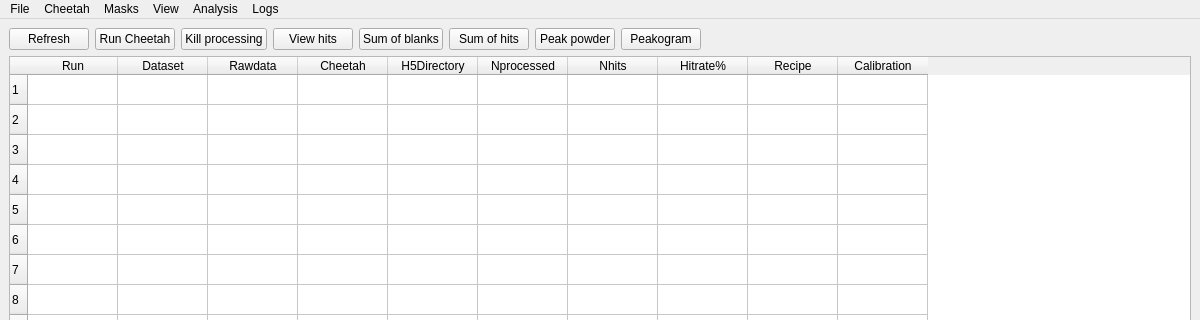
The window that src/cheetah/ui_src/cheetahgui.ui (cheetahdevteam/cheetah-gui) describes before a commit, drawn with Qt 5; both pictures show x 0 to 1200 and y 0 to 320 of the 1200 by 900 pixel window.
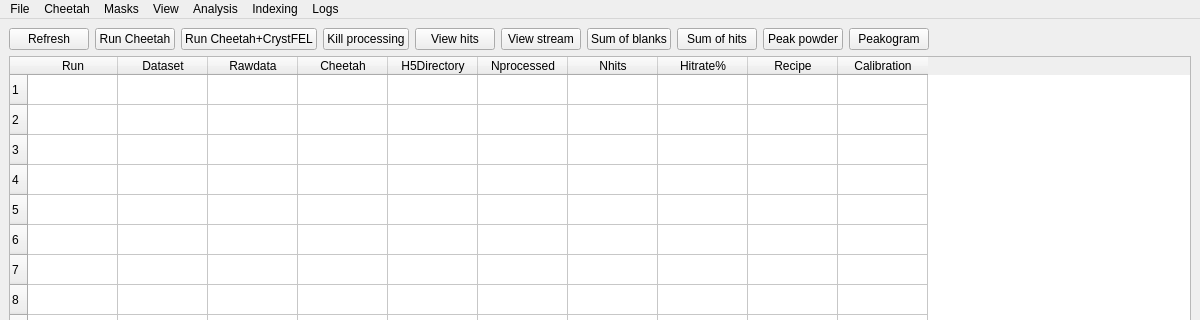
The same window after the commit.

Commit message: Added an option of streaming processing

Diff of the .ui file:
```diff
--- a/src/cheetah/ui_src/cheetahgui.ui
+++ b/src/cheetah/ui_src/cheetahgui.ui
@@ -69,6 +69,13 @@
           </property>
          </widget>
         </item>
+        <item>
+         <widget class="QPushButton" name="button_run_streaming">
+          <property name="text">
+           <string>Run Cheetah+CrystFEL</string>
+          </property>
+         </widget>
+        </item>
         <item>
          <widget class="QPushButton" name="button_kill_processing">
           <property name="text">
@@ -95,6 +102,13 @@
           </property>
          </widget>
         </item>
+        <item>
+         <widget class="QPushButton" name="button_view_stream">
+          <property name="text">
+           <string>View stream</string>
+          </property>
+         </widget>
+        </item>
         <item>
          <widget class="QPushButton" name="button_sum_blanks">
           <property name="sizePolicy">
@@ -353,11 +367,19 @@
     <addaction name="menu_log_batch"/>
     <addaction name="menu_log_cheetah_status"/>
    </widget>
+   <widget class="QMenu" name="menuIndexing">
+    <property name="title">
+     <string>Indexing</string>
+    </property>
+    <addaction name="menu_indexing_view_stream"/>
+    <addaction name="menu_indexing_cell_explorer"/>
+   </widget>
    <addaction name="menuFile"/>
    <addaction name="menuCheetah"/>
    <addaction name="menu_masks"/>
    <addaction name="menuPowder"/>
    <addaction name="menuAnalysis"/>
+   <addaction name="menuIndexing"/>
    <addaction name="menuLogs"/>
   </widget>
   <action name="menu_file_autorefresh">
```
Left out of the diff: 35 changed lines with no effect on the pictures. The commit also changes 8 other files.
